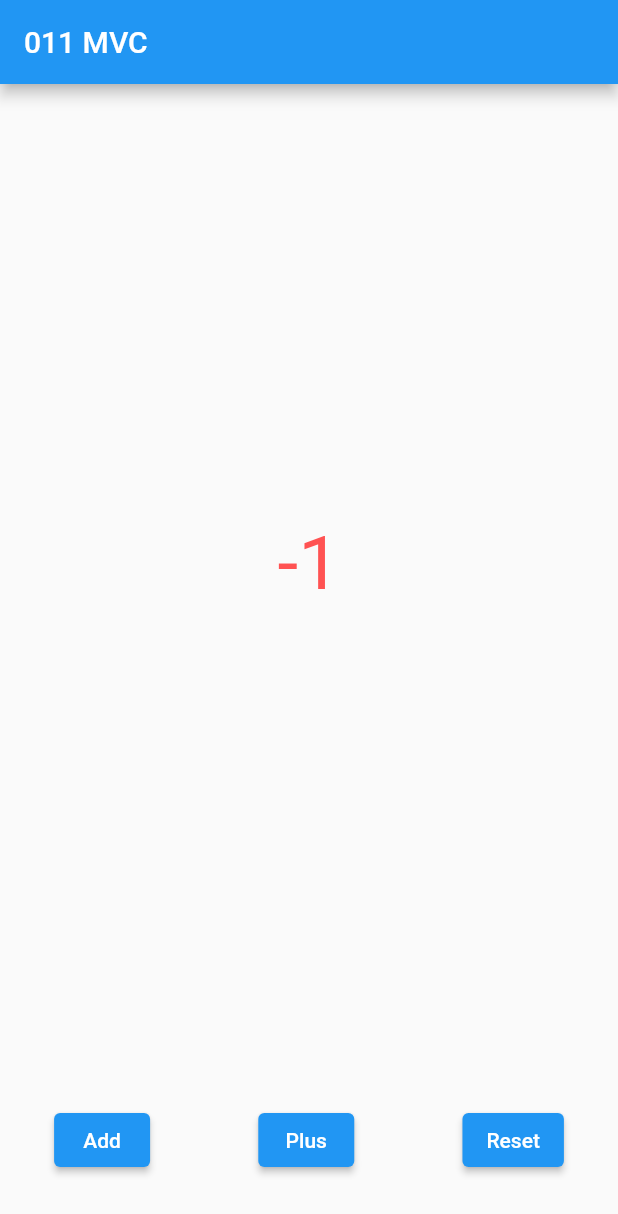
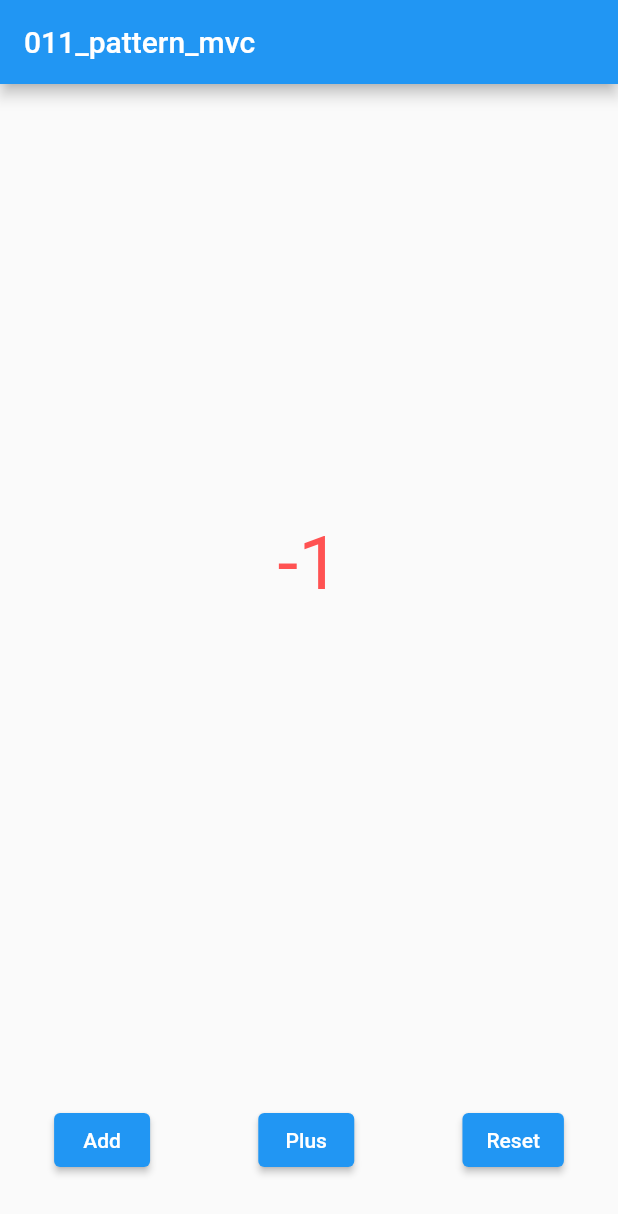
Before and after one commit to davidzou/flutter_challenge, a Flutter app: the screen it shows after launch, item 2 of the bottom bar chosen, on a phone screen of 412 x 824 dp. Shown: the top 1214 px of the screen. Run offline on Flutter 3.47's test engine with Material 2 defaults, Android fonts, the phone set to English and light mode, and no system bars; our stand-ins replace bloc; missing offline and left inert: plume.

Commit message:
UPDATE: update f_011_pattern_mvc

```diff
--- a/f_011_pattern_mvc/lib/main.dart
+++ b/f_011_pattern_mvc/lib/main.dart
@@ -14,23 +14,23 @@ class MyApp extends StatelessWidget {
       theme: ThemeData(
         primarySwatch: Colors.blue,
       ),
-      home: const HomePage(title: '011 MVC'),
+      home: HomePage(title: '011_pattern_mvc'),
     );
   }
 }
 
 /// Avoid to use StatefulWidget when the view has not global state.
 class HomePage extends StatelessWidget {
-  const HomePage({
+  HomePage({
     Key? key,
     required this.title,
   }) : super(key: key);
 
   final String title;
+  final CountPointerController controller = CountPointerController(const CountPointValue());
 
   @override
   Widget build(BuildContext context) {
-    final CountPointerController controller = CountPointerController(0);
     return Scaffold(
       appBar: AppBar(
         title: Text(title),
@@ -79,26 +79,6 @@ class HomePage extends StatelessWidget {
   }
 }
 
-/// C of pattern MVC, the 'int' who controller value is M of pattern MVC
-class CountPointerController extends ValueNotifier<int> {
-  CountPointerController(super.value);
-
-  /// Just add 1
-  add() {
-    value = value + 1;
-  }
-
-  /// Just plus 1
-  plus() {
-    value = value - 1;
-  }
-
-  /// Reset to 0.
-  reset() {
-    value = 0;
-  }
-}
-
 /// Just a Counter.   V of pattern MVC
 class CountPointer extends StatefulWidget {
   const CountPointer({
@@ -119,7 +99,6 @@ class CountPointer extends StatefulWidget {
 
 class _CountPointerState extends State<CountPointer> {
   RestorableCountPointController? _controller;
-
   CountPointerController get _effectController => widget.controller ?? _controller!.value;
 
   @override
@@ -131,22 +110,78 @@ class _CountPointerState extends State<CountPointer> {
 
   @override
   Widget build(BuildContext context) {
-    return ValueListenableBuilder<int>(
+    return ValueListenableBuilder<CountPointValue>(
       valueListenable: _effectController,
       builder: (context, value, child) {
-        widget.valueChanged?.call(value);
+        widget.valueChanged?.call(value.count);
         return Text(
-          "$value",
-          style: widget.style?.copyWith(color: value < 0 ? Colors.redAccent : Colors.black87),
+          "${value.count}",
+          style: widget.style?.copyWith(color: value.count < 0 ? Colors.redAccent : Colors.black87),
         );
       },
     );
   }
 }
 
-///
+// 这里两个仅为Int值
+// class RestorableCountPointController extends RestorableChangeNotifier<CountPointerController> {
+//   final int _initValue = 0;
+//
+//   @override
+//   CountPointerController createDefaultValue() {
+//     return CountPointerController(_initValue);
+//   }
+//
+//   @override
+//   CountPointerController fromPrimitives(Object? data) {
+//     return CountPointerController(data! as int);
+//   }
+//
+//   @override
+//   Object? toPrimitives() {
+//     return value.value;
+//   }
+// }
+
+// class CountPointerController extends ValueNotifier<int> {
+//   CountPointerController(super.value);
+//
+//   /// Just add 1
+//   add() {
+//     value = value + 1;
+//   }
+//
+//   /// Just plus 1
+//   plus() {
+//     value = value - 1;
+//   }
+//
+//   /// Reset to 0.
+//   reset() {
+//     value = 0;
+//   }
+// }
+
+// **** 这里重新定义了Model类型
+
+class CountPointerController extends ValueNotifier<CountPointValue> {
+  CountPointerController(super.value);
+
+  add() {
+    value = CountPointValue(count: value.count + 1);
+  }
+
+  plus() {
+    value = CountPointValue(count: value.count - 1);
+  }
+
+  reset() {
+    value = const CountPointValue();
+  }
+}
+
 class RestorableCountPointController extends RestorableChangeNotifier<CountPointerController> {
-  final int _initValue = 0;
+  final CountPointValue _initValue = const CountPointValue();
 
   @override
   CountPointerController createDefaultValue() {
@@ -155,7 +190,7 @@ class RestorableCountPointController extends RestorableChangeNotifier<CountPoint
 
   @override
   CountPointerController fromPrimitives(Object? data) {
-    return CountPointerController(data! as int);
+    return CountPointerController(data! as CountPointValue);
   }
 
   @override
@@ -163,3 +198,25 @@ class RestorableCountPointController extends RestorableChangeNotifier<CountPoint
     return value.value;
   }
 }
+
+@immutable
+class CountPointValue {
+  const CountPointValue({this.count = 0});
+  final int count;
+
+  CountPointValue copyWith({int? count}) {
+    return CountPointValue(count: count ?? this.count);
+  }
+
+  @override
+  bool operator ==(Object other) {
+    if (identical(this, other)) {
+      return true;
+    }
+    return other is CountPointValue && other.count == count;
+  }
+
+  @override
+  int get hashCode => count.hashCode;
+
+}
```
Also changed, not shown: f_011_pattern_mvc/doc/image/011_pattern_mvc.gif (added), f_011_pattern_mvc/pubspec.lock, 4 other files.
